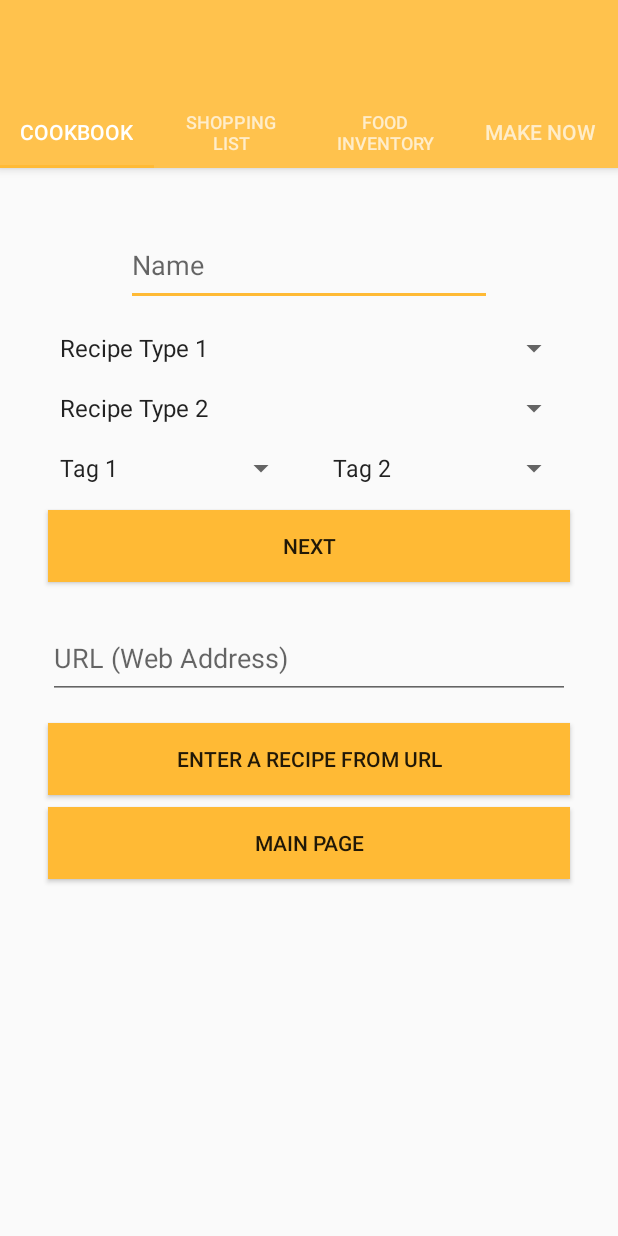
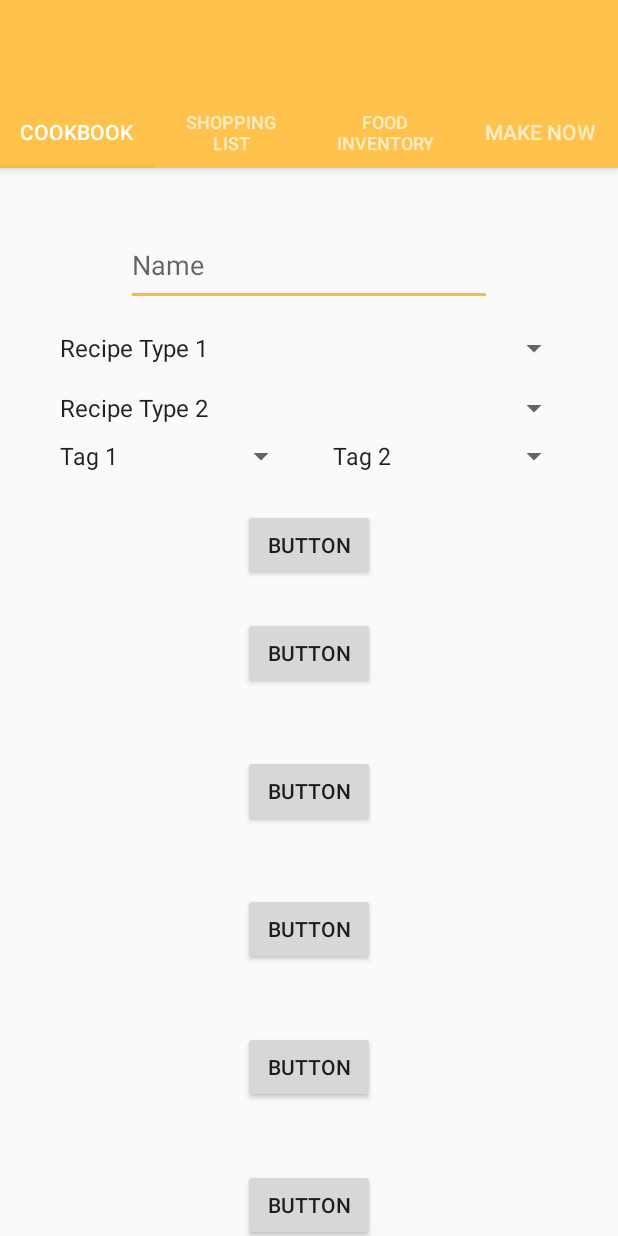
Before and after one commit to blitzolsen/Compleat_Andriod, an Android app: the EnterRecipe screen opened directly, with no data from a screen before it, on a phone screen of 412 x 824 dp. Run offline under Robolectric (Android 15) with nearby library versions, the phone set to English and light mode, and no system bars.

```diff
--- a/app/src/main/java/com/example/stettsen/compleat_andriod/EnterRecipe.java
+++ b/app/src/main/java/com/example/stettsen/compleat_andriod/EnterRecipe.java
@@ -3,9 +3,11 @@ package com.example.stettsen.compleat_andriod;
 import android.content.Context;
 import android.content.Intent;
 import android.os.Bundle;
+import android.support.constraint.ConstraintLayout;
 import android.support.v7.app.AppCompatActivity;
 import android.view.LayoutInflater;
 import android.view.View;
+import android.view.ViewGroup;
 import android.widget.Button;
 import android.widget.EditText;
 import android.widget.LinearLayout;
@@ -17,14 +19,13 @@ public class EnterRecipe extends AppCompatActivity {
     public static final String PREFS = "com.blogspot.team16byui.mealmaster";
     public static final String TAG = "tag";
     Recipe recipe;
-
-    Button addIngredientBtn;
-    LinearLayout ingredientContainer;
+    ConstraintLayout cL;
 
     @Override
     protected void onCreate(Bundle savedInstanceState) {
         super.onCreate(savedInstanceState);
         setContentView(R.layout.activity_enter_recipe);
+        cL = (ConstraintLayout) findViewById(R.id.enterRecipeConstraintLayout);
     }
 
     public void getRecipeInfo(View v) {
@@ -47,6 +48,11 @@ public class EnterRecipe extends AppCompatActivity {
 
 
     }
+    public void addIngredient(){
+        EditText ingredientName = new EditText(this);
+        ConstraintLayout.LayoutParams params = new ConstraintLayout.LayoutParams(ViewGroup.LayoutParams.MATCH_PARENT, ViewGroup.LayoutParams.WRAP_CONTENT);
+
+    }
 
 /*
     public void makeRecipeFromURL(View v){
--- a/app/src/main/res/layout/activity_enter_recipe.xml
+++ b/app/src/main/res/layout/activity_enter_recipe.xml
@@ -62,6 +62,7 @@
         android:layout_height="match_parent">
 
         <android.support.constraint.ConstraintLayout
+            android:id="@+id/enterRecipeConstraintLayout"
             android:layout_width="match_parent"
             android:layout_height="match_parent">
 
@@ -119,14 +120,12 @@
                 android:id="@+id/tag1"
                 android:layout_width="0dp"
                 android:layout_height="wrap_content"
-                android:layout_marginBottom="8dp"
                 android:layout_marginEnd="8dp"
                 android:layout_marginLeft="32dp"
                 android:layout_marginRight="8dp"
                 android:layout_marginStart="32dp"
                 android:layout_marginTop="8dp"
                 android:entries="@array/recipeTags"
-                app:layout_constraintBottom_toTopOf="@+id/nextButton"
                 app:layout_constraintEnd_toStartOf="@+id/tag2"
                 app:layout_constraintHorizontal_bias="0.5"
                 app:layout_constraintHorizontal_chainStyle="packed"
@@ -147,70 +146,75 @@
                 app:layout_constraintStart_toEndOf="@+id/tag1" />
 
             <Button
-                android:id="@+id/nextButton"
-                android:layout_width="0dp"
+                android:id="@+id/button"
+                android:layout_width="wrap_content"
                 android:layout_height="wrap_content"
-                android:layout_marginEnd="32dp"
-                android:layout_marginLeft="32dp"
-                android:layout_marginRight="32dp"
-                android:layout_marginStart="32dp"
-                android:layout_marginTop="8dp"
-                android:background="@color/colorAccent"
-                android:text="Next"
-                app:layout_constraintBottom_toTopOf="@+id/urlEditText"
+                android:layout_marginTop="23dp"
+                android:text="Button"
                 app:layout_constraintEnd_toEndOf="parent"
                 app:layout_constraintStart_toStartOf="parent"
                 app:layout_constraintTop_toBottomOf="@+id/tag1" />
 
-            <EditText
-                android:id="@+id/urlEditText"
-                android:layout_width="0dp"
-                android:layout_height="54dp"
-                android:layout_marginBottom="8dp"
-                android:layout_marginEnd="32dp"
-                android:layout_marginLeft="32dp"
-                android:layout_marginRight="32dp"
-                android:layout_marginStart="32dp"
+            <Button
+                android:id="@+id/button2"
+                android:layout_width="wrap_content"
+                android:layout_height="wrap_content"
                 android:layout_marginTop="24dp"
-                android:ems="10"
-                android:hint="URL (Web Address)"
-                app:layout_constraintBottom_toTopOf="@+id/button4"
+                android:text="Button"
                 app:layout_constraintEnd_toEndOf="parent"
                 app:layout_constraintStart_toStartOf="parent"
-                app:layout_constraintTop_toBottomOf="@+id/nextButton" />
+                app:layout_constraintTop_toBottomOf="@+id/button" />
+
+            <Button
+                android:id="@+id/button3"
+                android:layout_width="wrap_content"
+                android:layout_height="wrap_content"
+                android:layout_marginTop="44dp"
+                android:text="Button"
+                app:layout_constraintEnd_toEndOf="parent"
+                app:layout_constraintStart_toStartOf="parent"
+                app:layout_constraintTop_toBottomOf="@+id/button2" />
 
             <Button
                 android:id="@+id/button4"
-                android:layout_width="0dp"
+                android:layout_width="wrap_content"
                 android:layout_height="wrap_content"
-                android:layout_marginEnd="32dp"
-                android:layout_marginLeft="32dp"
-                android:layout_marginRight="32dp"
-                android:layout_marginStart="32dp"
-                android:layout_marginTop="8dp"
-                android:background="@color/colorAccent"
-                android:text="Enter A Recipe From URL"
-                app:layout_constraintBottom_toTopOf="@+id/goToMainPage"
+                android:layout_marginTop="44dp"
+                android:text="Button"
                 app:layout_constraintEnd_toEndOf="parent"
                 app:layout_constraintStart_toStartOf="parent"
-                app:layout_constraintTop_toBottomOf="@+id/urlEditText" />
+                app:layout_constraintTop_toBottomOf="@+id/button3" />
 
             <Button
-                android:id="@+id/goToMainPage"
-                android:layout_width="0dp"
+                android:id="@+id/button5"
+                android:layout_width="wrap_content"
                 android:layout_height="wrap_content"
-                android:layout_marginBottom="50dp"
-                android:layout_marginEnd="32dp"
-                android:layout_marginLeft="32dp"
-                android:layout_marginRight="32dp"
-                android:layout_marginStart="32dp"
-                android:layout_marginTop="8dp"
-                android:background="@color/colorAccent"
-                android:text="Main page"
-                app:layout_constraintBottom_toBottomOf="parent"
+                android:layout_marginTop="44dp"
+                android:text="Button"
                 app:layout_constraintEnd_toEndOf="parent"
                 app:layout_constraintStart_toStartOf="parent"
                 app:layout_constraintTop_toBottomOf="@+id/button4" />
+
+            <Button
+                android:id="@+id/button6"
+                android:layout_width="wrap_content"
+                android:layout_height="wrap_content"
+                android:layout_marginTop="44dp"
+                android:text="Button"
+                app:layout_constraintEnd_toEndOf="parent"
+                app:layout_constraintStart_toStartOf="parent"
+                app:layout_constraintTop_toBottomOf="@+id/button5" />
+
+            <Button
+                android:id="@+id/button7"
+                android:layout_width="wrap_content"
+                android:layout_height="wrap_content"
+                android:layout_marginTop="44dp"
+                android:text="Button"
+                app:layout_constraintEnd_toEndOf="parent"
+                app:layout_constraintStart_toStartOf="parent"
+                app:layout_constraintTop_toBottomOf="@+id/button6" />
+
         </android.support.constraint.ConstraintLayout>
 
     </android.support.v4.widget.NestedScrollView>
```
